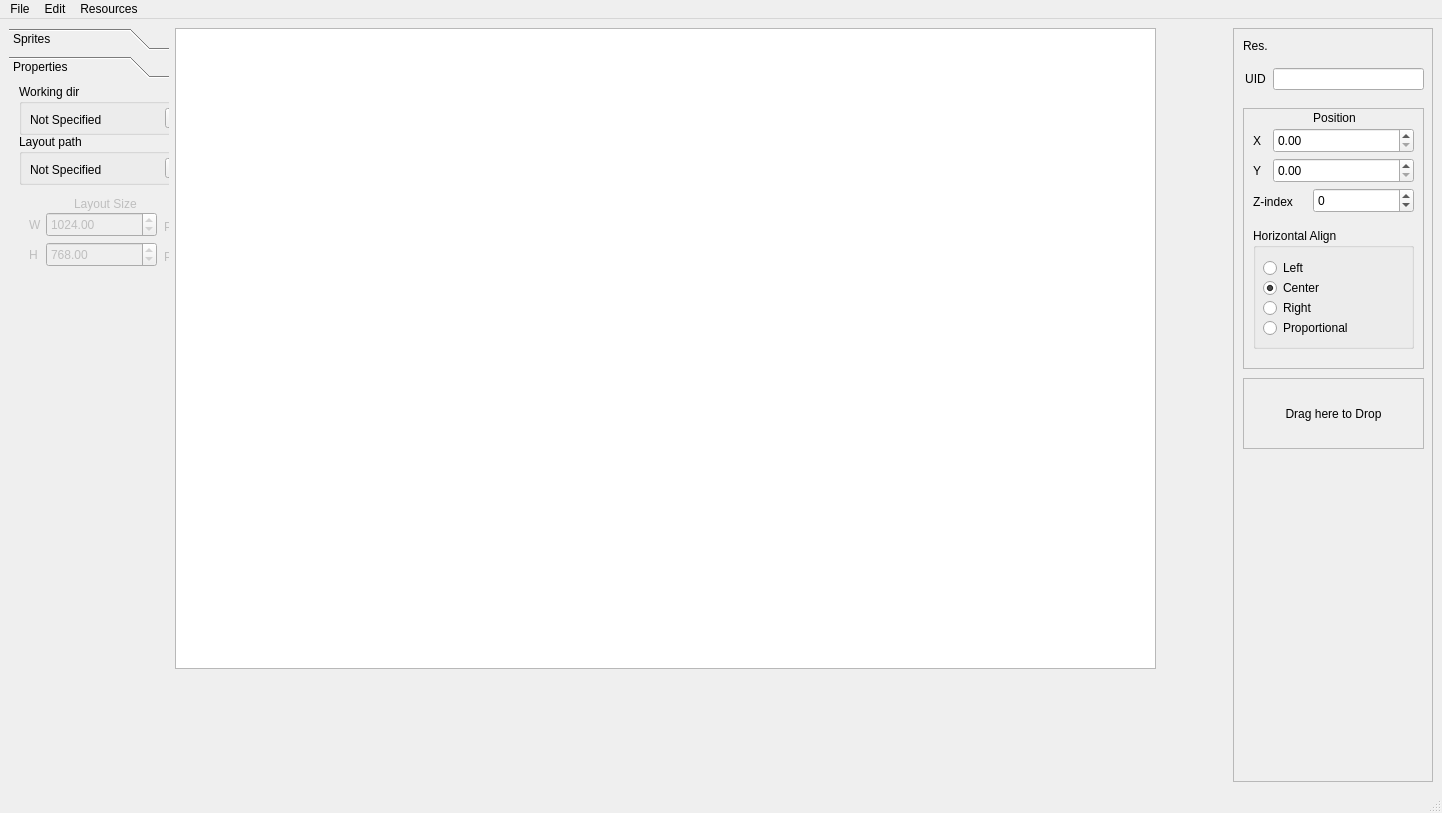
The window that designer.ui (Nepherhotep/terevaka-ui-builder) describes before a commit, drawn with Qt 5.
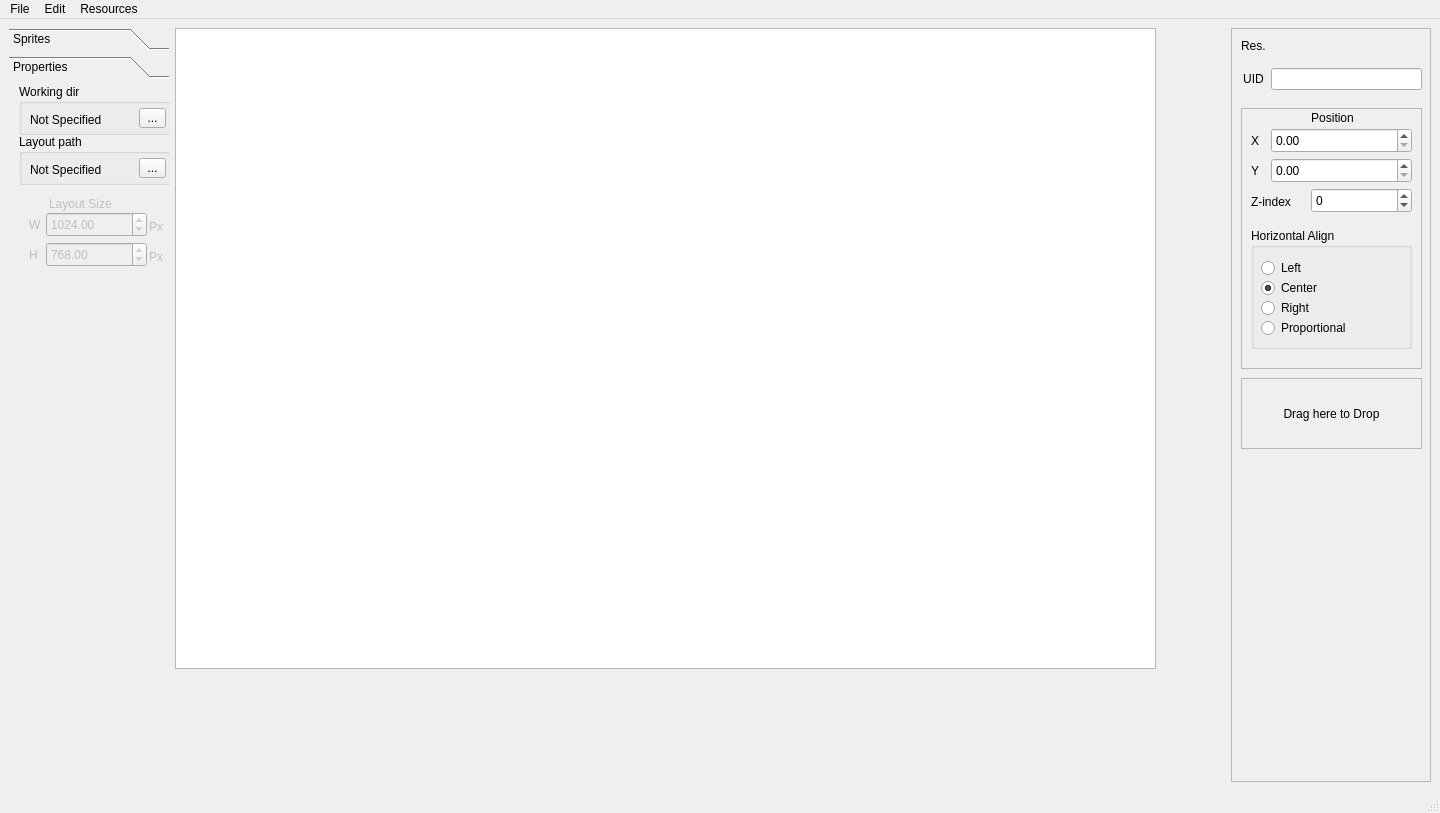
The same window after the commit. The open tabs and pages were chosen to show the change. Custom widgets are drawn as their Qt base class.

What changed in the file:
```diff
--- a/designer.ui
+++ b/designer.ui
@@ -6,7 +6,7 @@
    <rect>
     <x>0</x>
     <y>0</y>
-    <width>1442</width>
+    <width>1440</width>
     <height>813</height>
    </rect>
   </property>
@@ -95,7 +95,7 @@
            <rect>
             <x>10</x>
             <y>0</y>
-            <width>181</width>
+            <width>151</width>
             <height>51</height>
            </rect>
           </property>
@@ -107,7 +107,7 @@
             <rect>
              <x>11</x>
              <y>20</y>
-             <width>131</width>
+             <width>101</width>
              <height>31</height>
             </rect>
            </property>
@@ -118,7 +118,7 @@
           <widget class="QToolButton" name="workingDirToolButton">
            <property name="geometry">
             <rect>
-             <x>146</x>
+             <x>120</x>
              <y>24</y>
              <width>27</width>
              <height>20</height>
@@ -134,7 +134,7 @@
            <rect>
             <x>10</x>
             <y>50</y>
-            <width>181</width>
+            <width>151</width>
             <height>51</height>
            </rect>
           </property>
@@ -146,7 +146,7 @@
             <rect>
              <x>11</x>
              <y>20</y>
-             <width>131</width>
+             <width>101</width>
              <height>31</height>
             </rect>
            </property>
@@ -157,7 +157,7 @@
           <widget class="QToolButton" name="layoutPathToolButton">
            <property name="geometry">
             <rect>
-             <x>146</x>
+             <x>120</x>
              <y>24</y>
              <width>27</width>
              <height>20</height>
@@ -174,7 +174,7 @@
           </property>
           <property name="geometry">
            <rect>
-            <x>65</x>
+            <x>40</x>
             <y>110</y>
             <width>91</width>
             <height>20</height>
@@ -192,7 +192,7 @@
            <rect>
             <x>37</x>
             <y>128</y>
-            <width>111</width>
+            <width>101</width>
             <height>25</height>
            </rect>
           </property>
@@ -231,7 +231,7 @@
           </property>
           <property name="geometry">
            <rect>
-            <x>155</x>
+            <x>140</x>
             <y>132</y>
             <width>16</width>
             <height>21</height>
@@ -249,7 +249,7 @@
            <rect>
             <x>37</x>
             <y>158</y>
-            <width>111</width>
+            <width>101</width>
             <height>25</height>
            </rect>
           </property>
@@ -285,7 +285,7 @@
           </property>
           <property name="geometry">
            <rect>
-            <x>155</x>
+            <x>140</x>
             <y>162</y>
             <width>16</width>
             <height>21</height>
@@ -644,7 +644,7 @@
     <rect>
      <x>0</x>
      <y>0</y>
-     <width>1442</width>
+     <width>1440</width>
      <height>22</height>
     </rect>
    </property>
```
